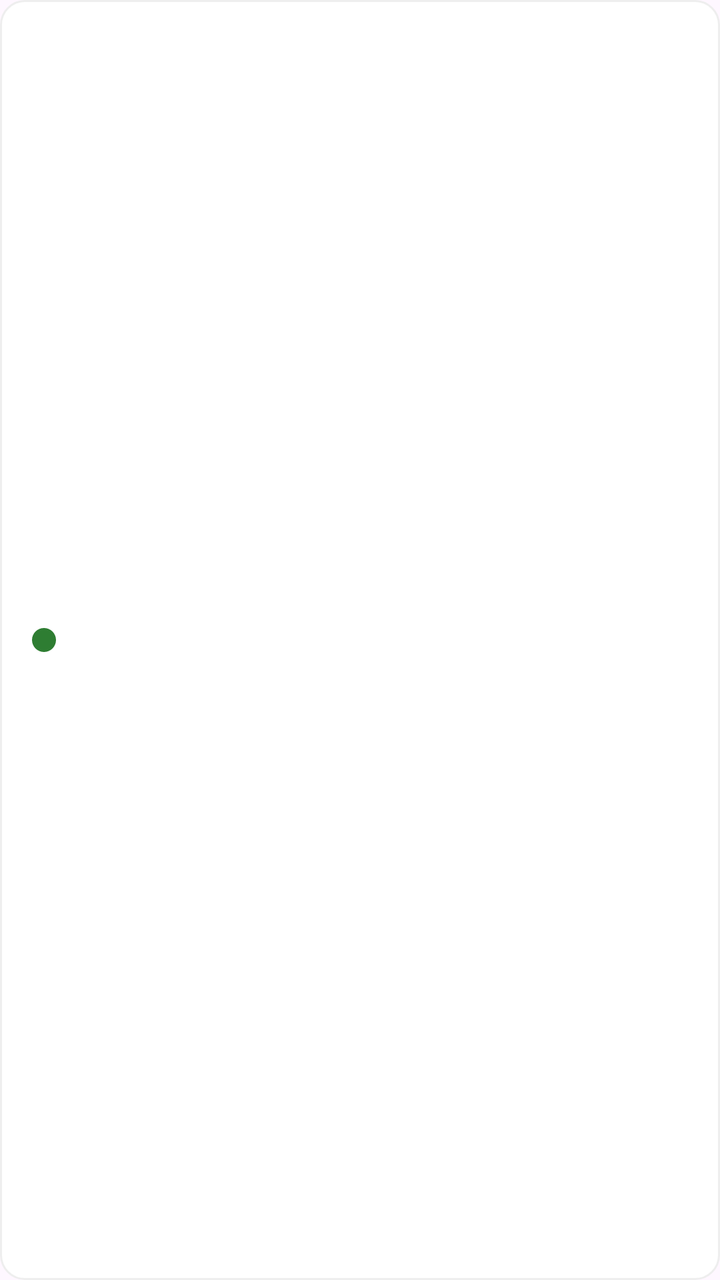
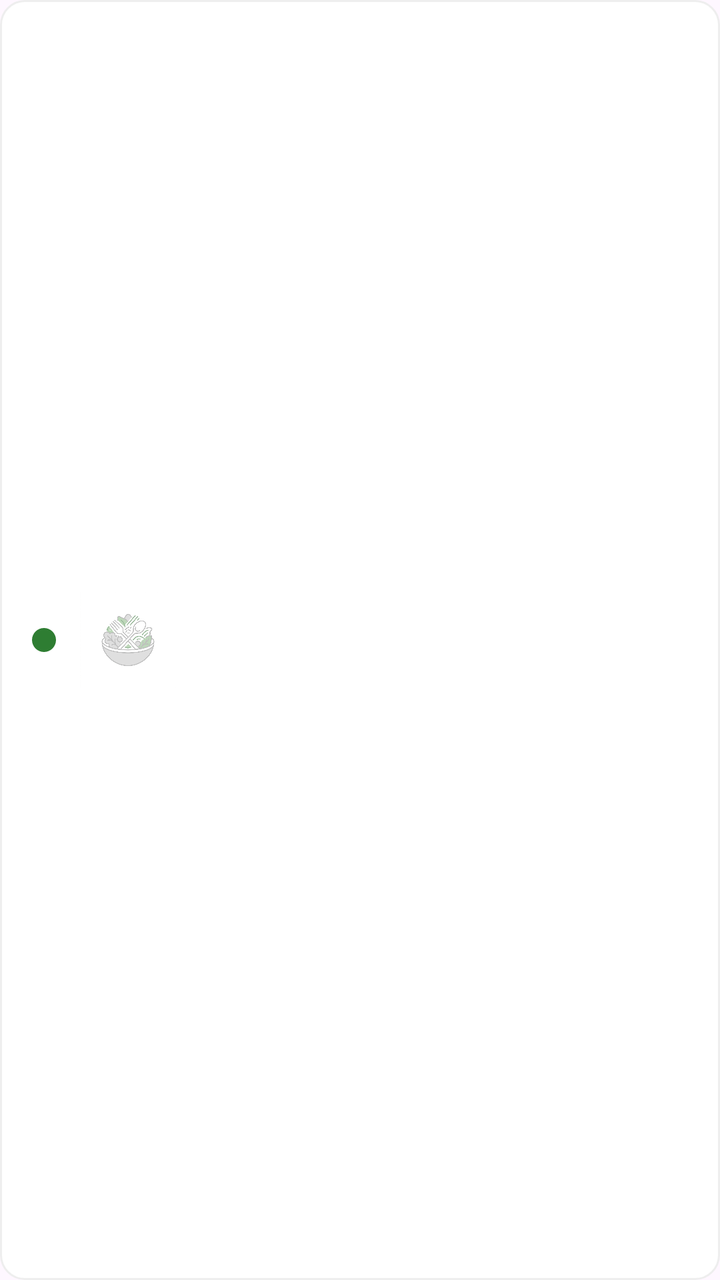

Screens rendered from an Android XML layout before and after an edit, with the pre-edit source and the edit as a unified diff.
<!-- AndroidManifest.xml: application theme Theme.NutriNest -->
<!-- res/layout/item_meal_plan.xml -->
<?xml version="1.0" encoding="utf-8"?>
<LinearLayout xmlns:android="http://schemas.android.com/apk/res/android"
    android:layout_width="match_parent"
    android:layout_height="wrap_content"
    android:background="@drawable/bg_card"
    android:gravity="center_vertical"
    android:orientation="horizontal"
    android:padding="16dp">

    
    <View
        android:id="@+id/viewStatusDot"
        android:layout_width="12dp"
        android:layout_height="12dp"
        android:background="@drawable/dot_green" />

    <LinearLayout
        android:layout_width="0dp"
        android:layout_height="wrap_content"
        android:layout_marginStart="16dp"
        android:layout_weight="1"
        android:orientation="vertical">

        <TextView
            android:id="@+id/tvMealHeader"
            android:layout_width="wrap_content"
            android:layout_height="wrap_content"
            android:textStyle="bold"
            android:textSize="14sp" />

        <TextView
            android:id="@+id/tvMealDesc"
            android:layout_width="wrap_content"
            android:layout_height="wrap_content"
            android:textColor="#888888"
            android:textSize="12sp" />
    </LinearLayout>

    <TextView
        android:id="@+id/tvMealCalories"
        android:layout_width="wrap_content"
        android:layout_height="wrap_content"
        android:textStyle="bold"
        android:textColor="#2E7D32" />

</LinearLayout>
<!-- resources referenced by this layout -->
<resources>
  <!-- drawable bg_card (drawable) -->
  <shape xmlns:android="http://schemas.android.com/apk/res/android">
      <solid android:color="#FFFFFF" />
      <corners android:radius="12dp" />
      <stroke android:width="1dp" android:color="#EEEEEE" />
  </shape>
  <!-- drawable dot_green (drawable) -->
  <shape xmlns:android="http://schemas.android.com/apk/res/android" android:shape="oval">
      <solid android:color="#2E7D32" />
  </shape>
  <style name="Theme.NutriNest" parent="Base.Theme.NutriNest" />
  <style name="Base.Theme.NutriNest" parent="Theme.Material3.DayNight.NoActionBar">
          
          
      </style>
</resources>

<!-- the commit's change to res/layout/item_meal_plan.xml (unified diff, before → after) -->
@@ -13,6 +13,15 @@
         android:layout_width="12dp"
         android:layout_height="12dp"
         android:background="@drawable/dot_green" />
+
+    
+    <ImageView
+        android:layout_width="48dp"
+        android:layout_height="48dp"
+        android:layout_marginStart="12dp"
+        android:src="@drawable/ic_food_placeholder"
+        android:scaleType="centerCrop"
+        android:background="@drawable/bg_input_field" />
 
     <LinearLayout
         android:layout_width="0dp"
@@ -32,7 +41,7 @@
             android:id="@+id/tvMealDesc"
             android:layout_width="wrap_content"
             android:layout_height="wrap_content"
-            android:textColor="#888888"
+            android:textColor="#333333"
             android:textSize="12sp" />
     </LinearLayout>
 
<!-- resource entries referenced after the edit -->
@@ -6,10 +6,17 @@
       <corners android:radius="12dp" />
       <stroke android:width="1dp" android:color="#EEEEEE" />
   </shape>
+  <!-- drawable bg_input_field (drawable) -->
+  <shape xmlns:android="http://schemas.android.com/apk/res/android">
+      <solid android:color="#F7F7F7" />
+      <corners android:radius="8dp" />
+      <stroke android:width="1dp" android:color="#E0E0E0" />
+  </shape>
   <!-- drawable dot_green (drawable) -->
   <shape xmlns:android="http://schemas.android.com/apk/res/android" android:shape="oval">
       <solid android:color="#2E7D32" />
   </shape>
+  <!-- drawable ic_food_placeholder: png bitmap (drawable, 128221 bytes) -->
   <style name="Theme.NutriNest" parent="Base.Theme.NutriNest" />
   <style name="Base.Theme.NutriNest" parent="Theme.Material3.DayNight.NoActionBar">
           
